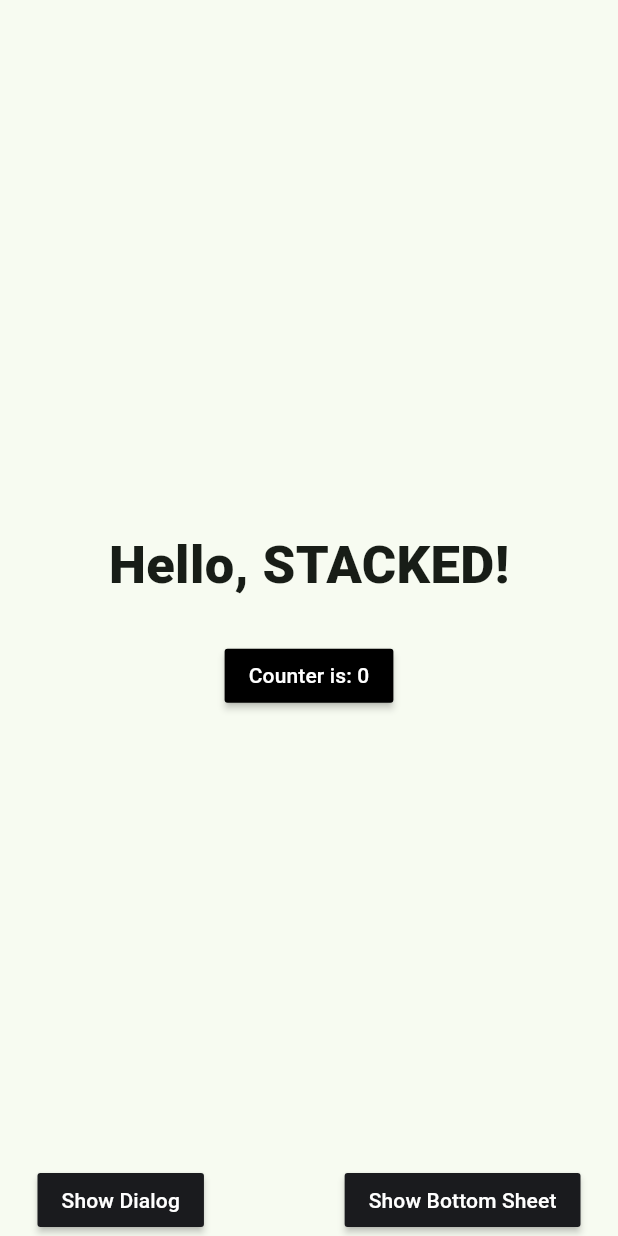
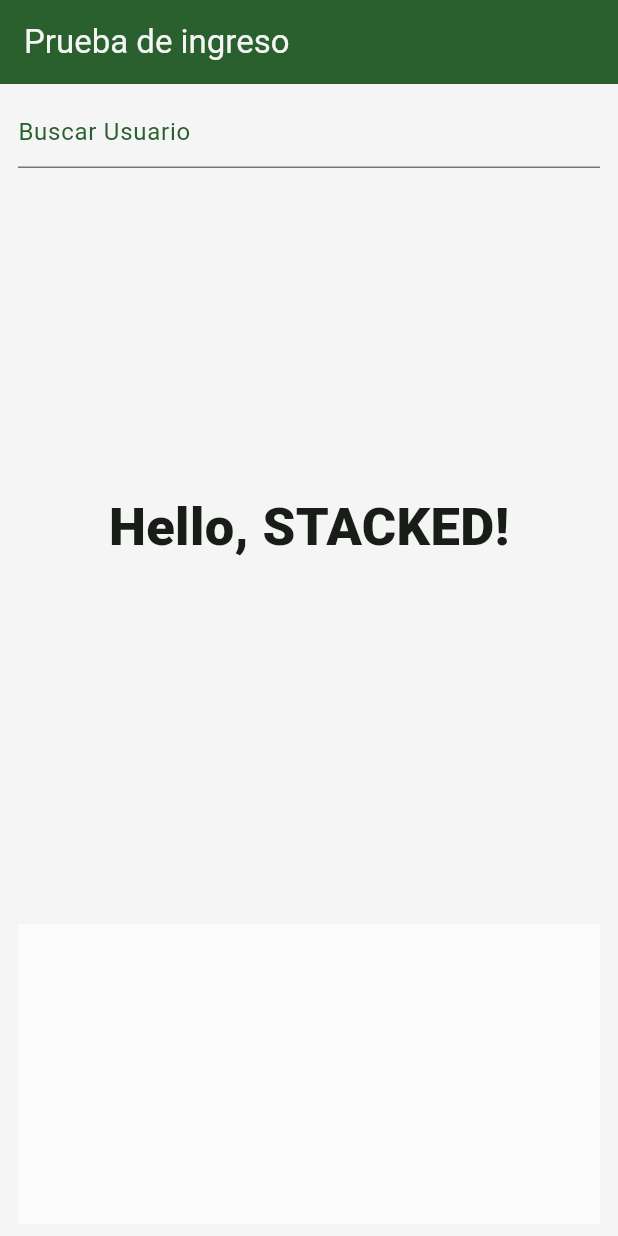
Before and after one commit to skaad102/ceiba_app, a Flutter app: the screen it shows after launch, on a phone screen of 412 x 824 dp. Run offline on Flutter 3.47's test engine with Material 3 defaults, Android fonts, the phone set to English and light mode, and no system bars; our stand-ins replace hive, stacked, stacked_services, stacked_shared; accounts and stored records are empty; network calls fail.

Commit message:
rework home

```diff
--- a/lib/app/models/address.dart
+++ b/lib/app/models/address.dart
@@ -1,6 +1,7 @@
 import 'package:ceiba_app/app/models/geo.dart';
 import 'package:hive/hive.dart';
 part 'address.g.dart';
+
 @HiveType(typeId: 2)
 class AddressDTO {
   @HiveField(0)
--- a/lib/ui/views/home/home_view.dart
+++ b/lib/ui/views/home/home_view.dart
@@ -1,3 +1,5 @@
+import 'package:ceiba_app/ui/widgets/common/text_text_field/text_text_field.dart';
+import 'package:flutter/gestures.dart';
 import 'package:flutter/material.dart';
 import 'package:stacked/stacked.dart';
 import 'package:ceiba_app/ui/common/app_colors.dart';
@@ -15,15 +17,26 @@ class HomeView extends StackedView<HomeViewModel> {
     Widget? child,
   ) {
     return Scaffold(
+      appBar: AppBar(
+        title: const Text(
+          'Prueba de ingreso',
+          style: TextStyle(color: kcLightGrey),
+        ),
+        backgroundColor: kcPrimaryColor,
+      ),
       body: SafeArea(
-        child: Padding(
-          padding: const EdgeInsets.symmetric(horizontal: 25.0),
+        child: Container(
+          color: kcLightGrey,
+          padding: const EdgeInsets.symmetric(horizontal: 12, vertical: 8),
           child: Center(
             child: Column(
               mainAxisSize: MainAxisSize.max,
               mainAxisAlignment: MainAxisAlignment.spaceBetween,
               children: [
-                verticalSpaceLarge,
+                TextFieldBase(
+                  controller: viewModel.controllerSearch,
+                  labelText: 'Buscar Usuario',
+                ),
                 Column(
                   children: [
                     const Text(
@@ -34,40 +47,11 @@ class HomeView extends StackedView<HomeViewModel> {
                       ),
                     ),
                     verticalSpaceMedium,
-                    MaterialButton(
-                      color: Colors.black,
-                      onPressed: viewModel.incrementCounter,
-                      child: Text(
-                        viewModel.counterLabel,
-                        style: const TextStyle(color: Colors.white),
-                      ),
-                    ),
                   ],
                 ),
-                Row(
-                  mainAxisAlignment: MainAxisAlignment.spaceBetween,
-                  children: [
-                    MaterialButton(
-                      color: kcDarkGreyColor,
-                      onPressed: viewModel.showDialog,
-                      child: const Text(
-                        'Show Dialog',
-                        style: TextStyle(
-                          color: Colors.white,
-                        ),
-                      ),
-                    ),
-                    MaterialButton(
-                      color: kcDarkGreyColor,
-                      onPressed: viewModel.showBottomSheet,
-                      child: const Text(
-                        'Show Bottom Sheet',
-                        style: TextStyle(
-                          color: Colors.white,
-                        ),
-                      ),
-                    ),
-                  ],
+                Container(
+                  height: 200,
+                  color: kcVeryLightGrey,
                 )
               ],
             ),
--- a/lib/ui/views/home/home_viewmodel.dart
+++ b/lib/ui/views/home/home_viewmodel.dart
@@ -2,35 +2,10 @@ import 'package:ceiba_app/app/app.bottomsheets.dart';
 import 'package:ceiba_app/app/app.dialogs.dart';
 import 'package:ceiba_app/app/app.locator.dart';
 import 'package:ceiba_app/ui/common/app_strings.dart';
+import 'package:flutter/material.dart';
 import 'package:stacked/stacked.dart';
 import 'package:stacked_services/stacked_services.dart';
 
 class HomeViewModel extends BaseViewModel {
-  final _dialogService = locator<DialogService>();
-  final _bottomSheetService = locator<BottomSheetService>();
-
-  String get counterLabel => 'Counter is: $_counter';
-
-  int _counter = 0;
-
-  void incrementCounter() {
-    _counter++;
-    rebuildUi();
-  }
-
-  void showDialog() {
-    _dialogService.showCustomDialog(
-      variant: DialogType.info,
-      title: 'Stacked Rocks!',
-      description: 'Give stacked $_counter stars on Github',
-    );
-  }
-
-  void showBottomSheet() {
-    _bottomSheetService.showCustomSheet(
-      variant: BottomSheetType.info,
-      title: ksHomeBottomSheetTitle,
-      description: ksHomeBottomSheetDescription,
-    );
-  }
+  final TextEditingController controllerSearch = TextEditingController();
 }
--- a/lib/ui/views/startup/startup_view.dart
+++ b/lib/ui/views/startup/startup_view.dart
@@ -20,7 +20,7 @@ class StartupView extends StackedView<StartupViewModel> {
           mainAxisSize: MainAxisSize.min,
           children: [
             Text(
-              'STACKED',
+              'CEIBA',
               style: TextStyle(fontSize: 40, fontWeight: FontWeight.w900),
             ),
             Row(
--- /dev/null
+++ b/lib/ui/widgets/common/card_user/card_user_model.dart
@@ -0,0 +1,3 @@
+import 'package:stacked/stacked.dart';
+
+class CardUserModel extends BaseViewModel {}
--- /dev/null
+++ b/lib/ui/widgets/common/text_text_field/text_text_field.dart
@@ -0,0 +1,41 @@
+import 'package:ceiba_app/ui/common/app_colors.dart';
+import 'package:flutter/material.dart';
+import 'package:stacked/stacked.dart';
+
+import 'text_text_field_model.dart';
+
+class TextFieldBase extends StackedView<TextTextFieldModel> {
+  final TextEditingController controller;
+  final String labelText;
+  const TextFieldBase(
+      {required this.controller, required this.labelText, super.key});
+
+  @override
+  Widget builder(
+    BuildContext context,
+    TextTextFieldModel viewModel,
+    Widget? child,
+  ) {
+    return SizedBox(
+      height: 48,
+      child: TextField(
+        controller: controller,
+        decoration: InputDecoration(
+          border: const UnderlineInputBorder(
+            borderSide: BorderSide(
+              color: kcPrimaryColor,
+              style: BorderStyle.solid,
+            ),
+          ),
+          labelText: labelText,
+        ),
+      ),
+    );
+  }
+
+  @override
+  TextTextFieldModel viewModelBuilder(
+    BuildContext context,
+  ) =>
+      TextTextFieldModel();
+}
--- /dev/null
+++ b/lib/ui/widgets/common/text_text_field/text_text_field_model.dart
@@ -0,0 +1,3 @@
+import 'package:stacked/stacked.dart';
+
+class TextTextFieldModel extends BaseViewModel {}
```
Also changed, not shown: lib/ui/widgets/common/card_user/card_user.dart (added, +23 -0 lines), 2 other files.
